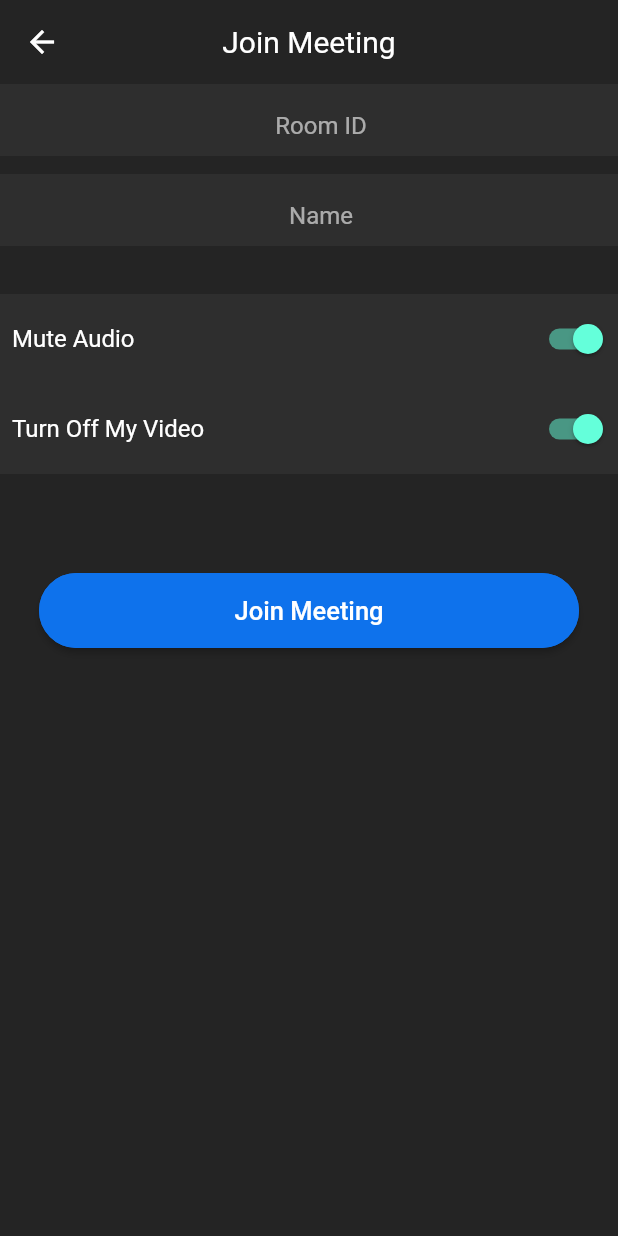
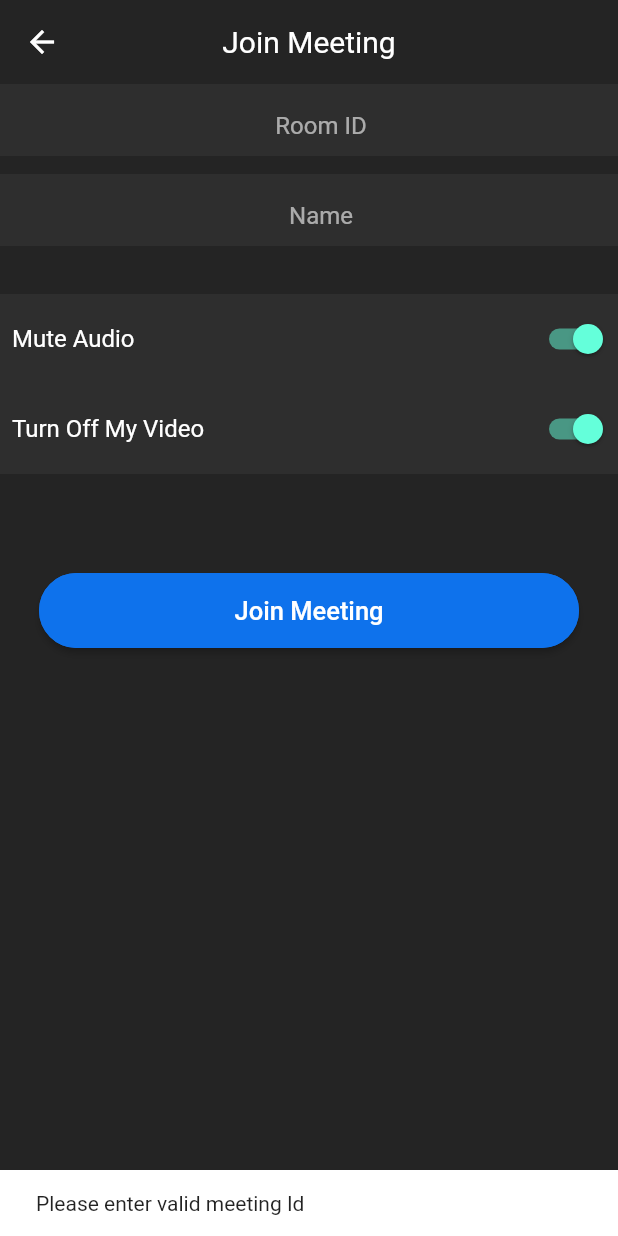
Before and after one commit to RxMobile-Dummy/flutter-zoom-call, a Flutter app: the MeetingJoinPage screen opened by its route, after a tap on "Join Meeting", on a phone screen of 412 x 824 dp. Run offline on Flutter 3.47's test engine with Material 2 defaults, Android fonts, the light colour scheme and no system bars; our stand-ins replace bloc, cloud_firestore, dartz, firebase_auth, firebase_core, firebase_remote_config and 4 more; missing offline and left inert: jitsi_meet; accounts and stored records are empty; generated files the repository leaves out were written again; network calls fail.

Commit message:
fix(error_state_issues): fixed error states are not showing issue

```diff
--- a/flutter_zoom_call/lib/core/theme/app_text_styles.dart
+++ b/flutter_zoom_call/lib/core/theme/app_text_styles.dart
@@ -47,4 +47,9 @@ class ZoomAppTextStyles {
     fontSize: 16,
     fontWeight: FontWeight.w700,
   );
+
+  static const loginTextStyle = TextStyle(
+    fontSize: 24,
+    fontWeight: FontWeight.bold,
+  );
 }
--- a/flutter_zoom_call/lib/features/zoom_video_call/presentation/cubits/auth/auth_cubit.dart
+++ b/flutter_zoom_call/lib/features/zoom_video_call/presentation/cubits/auth/auth_cubit.dart
@@ -28,6 +28,7 @@ class AuthCubit extends Cubit<AuthState> {
   late User? user;
 
   Future<void> signInViaGoogleAccount() async {
+    emit(Authenticating());
     final response = await signInWithGoogleAccountUseCase.call();
     response.fold((failure) {
       debugPrint(failure.toString());
--- a/flutter_zoom_call/lib/features/zoom_video_call/presentation/cubits/auth/auth_state.dart
+++ b/flutter_zoom_call/lib/features/zoom_video_call/presentation/cubits/auth/auth_state.dart
@@ -6,6 +6,8 @@ class AuthState with _$AuthState {
 
   const factory AuthState.init() = AuthInitial;
 
+  const factory AuthState.authenticating() = Authenticating;
+
   const factory AuthState.authenticated() = Authenticated;
 
   const factory AuthState.unAuthenticated(String? failureMsg) = UnAuthenticated;
--- a/flutter_zoom_call/lib/features/zoom_video_call/presentation/cubits/meeting/meeting_cubit.dart
+++ b/flutter_zoom_call/lib/features/zoom_video_call/presentation/cubits/meeting/meeting_cubit.dart
@@ -8,17 +8,18 @@ import 'package:flutter_zoom_call/features/zoom_video_call/domain/use_cases/get_
 import 'package:flutter_zoom_call/features/zoom_video_call/domain/use_cases/get_meeting_history_usecase.dart';
 import 'package:flutter_zoom_call/utils/constants/string_constants.dart';
 import 'package:freezed_annotation/freezed_annotation.dart';
-import 'package:jitsi_meet/jitsi_meet.dart';
 
 import '../../../zoom_call_injection_container.dart';
 
 part 'meeting_cubit.freezed.dart';
+
 part 'meeting_state.dart';
 
 class MeetingCubit extends Cubit<MeetingState> {
   MeetingCubit() : super(const MeetingState.init()) {
     _init();
   }
+
   final GetCurrentUserUseCase getCurrentUserUseCase =
       sl<GetCurrentUserUseCase>();
   final CreateOrJoinMeetingUseCase createNewMeetingUseCase =
@@ -36,6 +37,9 @@ class MeetingCubit extends Cubit<MeetingState> {
       var random = Random();
       String roomName = (random.nextInt(10000000) + 10000000).toString();
       emit(const MeetingLoading());
+      if (!isNewMeeting && meetingIdController.text.trim().length < 3) {
+        emit(MeetingSuccess(errorMsg: ZoomStringConstants.meetingIdError));
+      } else {
         final response = await createNewMeetingUseCase.call(
           roomName: isNewMeeting ? roomName : meetingIdController.text,
           isAudioMuted: isAudioMuted,
@@ -44,14 +48,15 @@ class MeetingCubit extends Cubit<MeetingState> {
         );
         response.fold((error) {
           debugPrint(error.toString());
-        emit(MeetingFailure(error.toString()));
+          emit(MeetingFailure(ZoomStringConstants.failedToJoinMsg));
         }, (isMeetingJoined) {
           if (isMeetingJoined) {
             emit(const MeetingSuccess());
           } else {
-          emit(const MeetingFailure(ZoomStringConstants.failedToJoinMsg));
+            emit(MeetingFailure(ZoomStringConstants.failedToJoinMsg));
           }
         });
+      }
     } catch (e) {
       emit(MeetingFailure(e.toString()));
     }
@@ -74,7 +79,7 @@ class MeetingCubit extends Cubit<MeetingState> {
   void notifyToChangeUi() {
     if (state is MeetingSuccess) {
       final success = state as MeetingSuccess;
-      emit(success.copyWith(updateFlag: !success.updateFlag));
+      emit(success.copyWith(updateFlag: !success.updateFlag, errorMsg: null));
     }
   }
 
--- a/flutter_zoom_call/lib/features/zoom_video_call/presentation/cubits/meeting/meeting_state.dart
+++ b/flutter_zoom_call/lib/features/zoom_video_call/presentation/cubits/meeting/meeting_state.dart
@@ -8,8 +8,8 @@ class MeetingState with _$MeetingState {
 
   const factory MeetingState.meetingLoading() = MeetingLoading;
 
-  const factory MeetingState.meetingSuccess({@Default(false) updateFlag}) =
-      MeetingSuccess;
+  const factory MeetingState.meetingSuccess(
+      {@Default(false) updateFlag, String? errorMsg}) = MeetingSuccess;
 
   const factory MeetingState.meetingFailure(String? failureMsg) =
       MeetingFailure;
--- a/flutter_zoom_call/lib/features/zoom_video_call/presentation/pages/home_page.dart
+++ b/flutter_zoom_call/lib/features/zoom_video_call/presentation/pages/home_page.dart
@@ -12,7 +12,9 @@ class HomePage extends StatelessWidget {
 
   @override
   Widget build(BuildContext context) {
-    return Scaffold(
+    return SafeArea(
+      child: Scaffold(
+        resizeToAvoidBottomInset: false,
         appBar: AppBar(
           backgroundColor: ZoomAppColors.backgroundColor,
           elevation: 0,
@@ -25,6 +27,7 @@ class HomePage extends StatelessWidget {
               return bottomBarPageList[cubit.currentIndex];
             }),
         bottomNavigationBar: BottomNavBarWidget(navBarCubit: cubit),
+      ),
     );
   }
 }
--- a/flutter_zoom_call/lib/features/zoom_video_call/presentation/pages/meeting_join_page.dart
+++ b/flutter_zoom_call/lib/features/zoom_video_call/presentation/pages/meeting_join_page.dart
@@ -8,6 +8,7 @@ import 'package:flutter_zoom_call/utils/extensions/sizedbox/sized_box_extensions
 import 'package:flutter_zoom_call/utils/widgets/custom_button_widget.dart';
 import 'package:flutter_zoom_call/utils/widgets/custom_error_widget.dart';
 import 'package:flutter_zoom_call/utils/widgets/loading_widget.dart';
+import 'package:flutter_zoom_call/utils/widgets/snackbar_widget.dart';
 
 import '../../../../utils/widgets/meeting_option_widget.dart';
 import '../../zoom_call_injection_container.dart';
@@ -19,6 +20,7 @@ class MeetingJoinPage extends StatelessWidget {
   @override
   Widget build(BuildContext context) {
     return Scaffold(
+      resizeToAvoidBottomInset: false,
       appBar: AppBar(
         elevation: 0,
         backgroundColor: ZoomAppColors.backgroundColor,
@@ -28,23 +30,28 @@ class MeetingJoinPage extends StatelessWidget {
         ),
         centerTitle: true,
       ),
-      body: BlocBuilder<MeetingCubit, MeetingState>(
-        bloc: cubit,
-        builder: (context, state) {
-          return state.map(init: (init) {
-            return const LoadingWidget();
-          }, meetingLoading: (loading) {
-            return const LoadingWidget();
-          }, meetingFailure: (failure) {
-            return CustomErrorWidget(errorMsg: failure.failureMsg.toString());
-          }, meetingSuccess: (success) {
+      body: _meetingJoinPageBody(cubit),
+    );
+  }
+}
+
+Widget _meetingJoinPageBody(MeetingCubit cubit) {
   return Column(
     children: [
       _buildTextField(
-                    cubit.meetingIdController, ZoomStringConstants.roomIdText),
+          isNumberType: true,
+          hintText: ZoomStringConstants.roomIdText,
+          controller: cubit.meetingIdController),
       _buildTextField(
-                    cubit.nameController, ZoomStringConstants.roomNameText),
+          isNumberType: false,
+          hintText: ZoomStringConstants.roomNameText,
+          controller: cubit.nameController),
       20.verticalSpace,
+      BlocConsumer<MeetingCubit, MeetingState>(
+        bloc: cubit,
+        builder: (_, state) {
+          return Column(
+            children: [
               MeetingOptionWidget(
                 text: ZoomStringConstants.muteAudioBtnText,
                 isMute: cubit.isAudioMuted,
@@ -59,6 +66,17 @@ class MeetingJoinPage extends StatelessWidget {
                   cubit.onVideoMuted(val);
                 },
               ),
+            ],
+          );
+        },
+        listener: (context, state) {
+          if (state is MeetingSuccess) {
+            if (state.errorMsg != null) {
+              showSnackBar(context, state.errorMsg.toString());
+            }
+          }
+        },
+      ),
       40.verticalSpace,
       Padding(
         padding: EdgeInsets.all(8),
@@ -70,21 +88,19 @@ class MeetingJoinPage extends StatelessWidget {
       ),
     ],
   );
-          });
-        },
-      ),
-    );
-  }
 }
 
-Widget _buildTextField(TextEditingController controller, String hintText) {
+Widget _buildTextField(
+    {required TextEditingController controller,
+    required String hintText,
+    required bool isNumberType}) {
   return SizedBox(
     height: 60,
     child: TextField(
       controller: controller,
       maxLines: 1,
       textAlign: TextAlign.center,
-      keyboardType: TextInputType.number,
+      keyboardType: isNumberType ? TextInputType.number : TextInputType.name,
       decoration: InputDecoration(
         fillColor: ZoomAppColors.secondaryBackgroundColor,
         filled: true,
--- a/flutter_zoom_call/lib/main.dart
+++ b/flutter_zoom_call/lib/main.dart
@@ -54,8 +54,10 @@ class MyApp extends StatelessWidget {
                       return LoginPage();
                     },
                   )
-                : CustomErrorWidget(
-                    errorMsg: ZoomStringConstants.errorLoadingPageText);
+                : snapshot.hasError
+                    ? CustomErrorWidget(
+                        errorMsg: ZoomStringConstants.errorLoadingPageText)
+                    : LoadingWidget();
           },
         ));
   }
--- a/flutter_zoom_call/lib/utils/constants/string_constants.dart
+++ b/flutter_zoom_call/lib/utils/constants/string_constants.dart
@@ -18,6 +18,7 @@ class ZoomStringConstants {
   static const roomNameText = 'Name';
   static const muteAudioBtnText = 'Mute Audio';
   static const turnOffVideoText = 'Turn Off My Video';
+  static const meetingIdError = 'Please enter valid meeting Id';
 
   //history page
   static const noHistoryText = 'No History yet.';
```
Also changed, not shown: flutter_zoom_call/lib/features/zoom_video_call/presentation/pages/login_page.dart (+17 -11 lines), flutter_zoom_call/lib/utils/widgets/custom_error_widget.dart (+5 -4 lines), 1 other file. Lines whose indentation alone changed are shown as unchanged.
